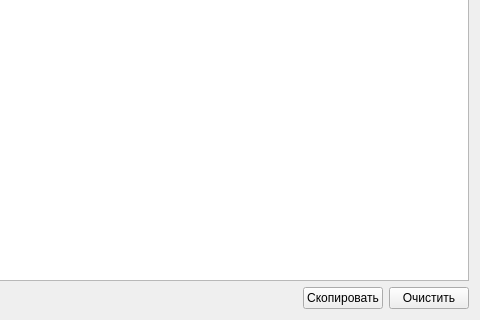
Above: MusicAPP/ui/debug.ui from Pigeon-Ignaty/survivalcraft-notes-translator before the change; both pictures show x 160 to 640 and y 160 to 480 of the 640 by 480 pixel window. Below: the same form after it.
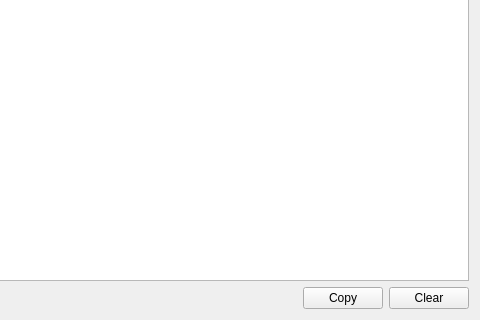
That is the form after the change. Icons and pictures are not drawn.

What changed in the file:
```diff
--- a/MusicAPP/ui/debug.ui
+++ b/MusicAPP/ui/debug.ui
@@ -48,14 +48,14 @@
      <item>
       <widget class="QPushButton" name="CopyButton">
        <property name="text">
-        <string>Скопировать</string>
+        <string>Copy</string>
        </property>
       </widget>
      </item>
      <item>
       <widget class="QPushButton" name="ClearButton">
        <property name="text">
-        <string>Очистить</string>
+        <string>Clear</string>
        </property>
       </widget>
      </item>
```
Left out of the diff: 6 changed lines with no effect on the pictures.
